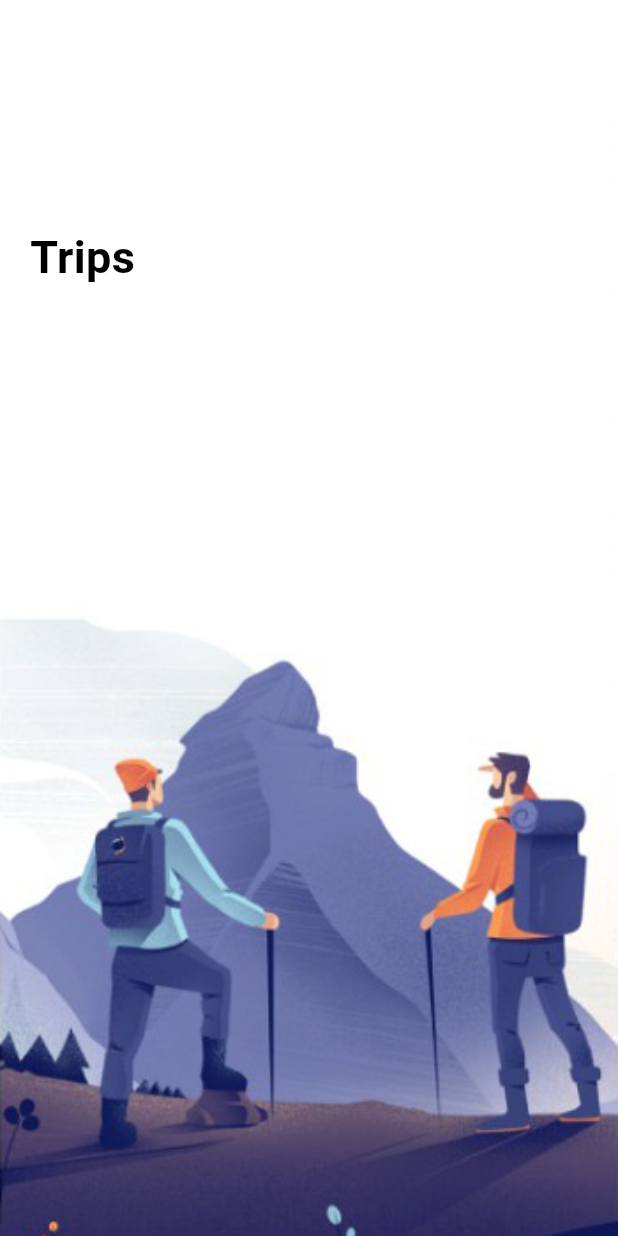
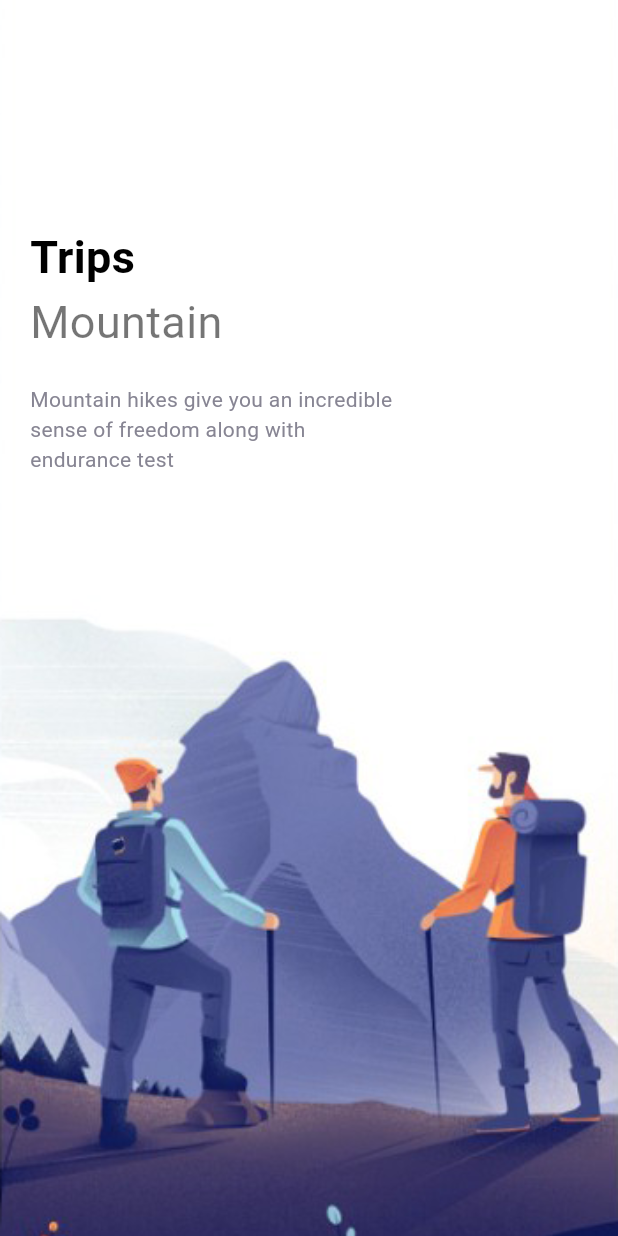
Before and after one commit to Krevetka17/flutter_apps, a Flutter app: the screen it shows after launch, on a phone screen of 412 x 824 dp. Run offline on Flutter 3.47's test engine with Material 3 defaults, Android fonts, the phone set to English and light mode, and no system bars.

Commit message:
Added widgets for app_text

```diff
--- /dev/null
+++ b/lib/misc/colors.dart
@@ -0,0 +1,11 @@
+import 'dart:ui';
+
+class AppColors{
+  static final Color textColor1= Color(0xFF989acd);
+  static final Color textColor2= Color(0xFF878593);
+  static final Color bigTextColor= Color(0xFF2e2e31);
+  static final Color mainColor= Color(0xFF5d69b3);
+  static final Color starColor= Color(0xFFe7bb4e);
+  static final Color maimTextColor= Color(0xFFababad);
+  static final Color buttonBackground= Color(0xFFf1f2f3);
+}
--- a/lib/pages/welcome_page.dart
+++ b/lib/pages/welcome_page.dart
@@ -1,6 +1,9 @@
 import 'package:flutter/cupertino.dart';
 import 'package:flutter/material.dart';
+import 'package:flutter_cubit/misc/colors.dart';
 import 'package:flutter_cubit/widgets/app_large_text.dart';
+import '../widgets/app_text.dart';
+
 
 class WelcomePage extends StatefulWidget {
   const WelcomePage({super.key});
@@ -38,8 +41,19 @@ class _WelcomePageState extends State<WelcomePage> {
               child:Row(
                 children: [
                   Column(
+                    crossAxisAlignment: CrossAxisAlignment.start,
                     children: [
                       AppLargeText(text: "Trips"),
+                      AppText(text:"Mountain", size:30,),
+                      SizedBox(height: 20),
+                      Container(
+                        width: 250,
+                        child: AppText(
+                            text: "Mountain hikes give you an incredible sense of freedom along with endurance test",
+                             color: AppColors.textColor2,
+                          size: 14,
+                        ),
+                      )
                     ],
                   )
                 ],
--- a/lib/widgets/app_text.dart
+++ b/lib/widgets/app_text.dart
@@ -0,0 +1,23 @@
+import 'package:flutter/cupertino.dart';
+import 'package:flutter/material.dart';
+
+class AppText extends StatelessWidget {
+  double size;
+  final String text;
+  final Color color;
+  AppText({Key? key,
+    this.size=16,
+    required this.text,
+    this.color=Colors.black54}) : super(key: key);
+
+  @override
+  Widget build(BuildContext context) {
+    return Text(
+        text,
+        style: TextStyle(
+            color: color,
+            fontSize: size,
+        )
+    );
+  }
+}
```
